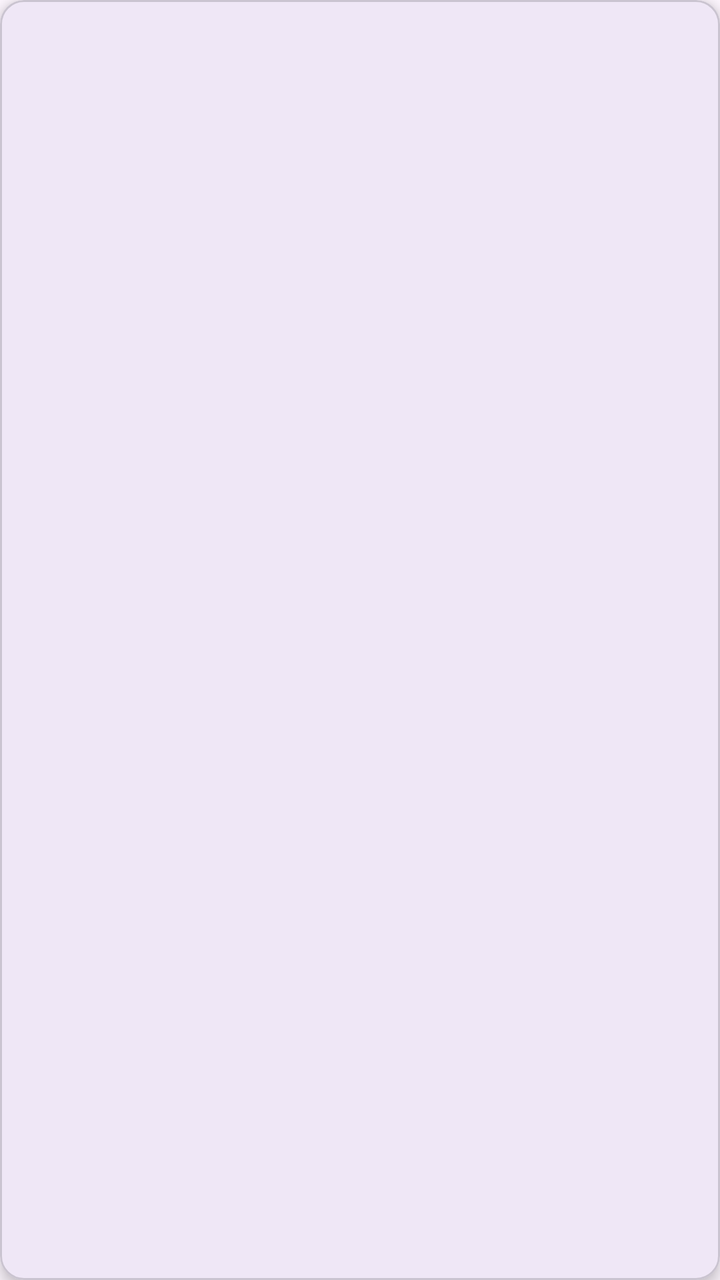
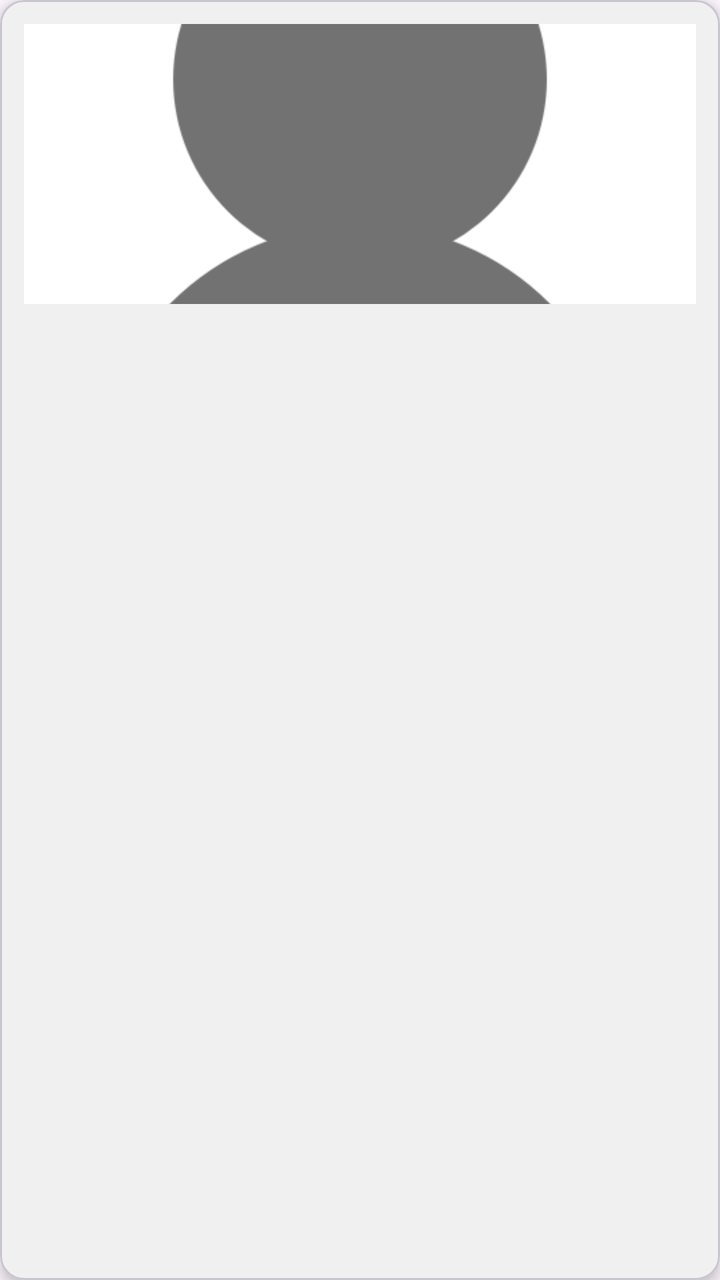

Screens rendered from an Android XML layout before and after an edit, with the pre-edit source and the edit as a unified diff.
<!-- AndroidManifest.xml: application theme Theme.GitScope -->
<!-- res/layout/item_favorite.xml -->
<?xml version="1.0" encoding="utf-8"?>
<com.google.android.material.card.MaterialCardView xmlns:android="http://schemas.android.com/apk/res/android"
    xmlns:app="http://schemas.android.com/apk/res-auto"
    android:layout_width="wrap_content"
    android:layout_height="wrap_content"
    android:layout_margin="8dp"
    app:cardCornerRadius="12dp"
    app:cardElevation="4dp">

    <LinearLayout
        android:layout_width="match_parent"
        android:layout_height="wrap_content"
        android:orientation="vertical"
        android:padding="12dp">

        <ImageView
            android:id="@+id/favoriteImage"
            android:layout_width="100dp"
            android:layout_height="120dp"
            android:scaleType="centerCrop" />

        <TextView
            android:id="@+id/favoriteUsername"
            android:layout_width="wrap_content"
            android:layout_height="wrap_content"
            android:textSize="18sp"
            android:textStyle="bold" />

        <TextView
            android:id="@+id/favoriteBio"
            android:layout_width="wrap_content"
            android:layout_height="wrap_content"
            android:layout_marginTop="4dp" />

    </LinearLayout>

</com.google.android.material.card.MaterialCardView>
<!-- resources referenced by this layout -->
<resources>
  <style name="Theme.GitScope" parent="Base.Theme.GitScope" />
  <style name="Base.Theme.GitScope" parent="Theme.Material3.DayNight.NoActionBar">
          
          
      </style>
</resources>

<!-- the commit's change to res/layout/item_favorite.xml (unified diff, before → after) -->
@@ -1,36 +1,40 @@
 <?xml version="1.0" encoding="utf-8"?>
 <com.google.android.material.card.MaterialCardView xmlns:android="http://schemas.android.com/apk/res/android"
     xmlns:app="http://schemas.android.com/apk/res-auto"
-    android:layout_width="wrap_content"
+    android:layout_width="150dp"
     android:layout_height="wrap_content"
     android:layout_margin="8dp"
+    android:backgroundTint="@color/light_grey"
     app:cardCornerRadius="12dp"
     app:cardElevation="4dp">
 
     <LinearLayout
         android:layout_width="match_parent"
-        android:layout_height="wrap_content"
+        android:layout_height="match_parent"
         android:orientation="vertical"
         android:padding="12dp">
 
         <ImageView
             android:id="@+id/favoriteImage"
-            android:layout_width="100dp"
-            android:layout_height="120dp"
-            android:scaleType="centerCrop" />
+            android:layout_width="match_parent"
+            android:layout_height="140dp"
+            android:scaleType="centerCrop"
+            android:src="@drawable/profileimg" />
 
         <TextView
             android:id="@+id/favoriteUsername"
             android:layout_width="wrap_content"
-            android:layout_height="wrap_content"
+            android:layout_height="match_parent"
+            android:textColor="@color/black"
             android:textSize="18sp"
             android:textStyle="bold" />
 
         <TextView
             android:id="@+id/favoriteBio"
             android:layout_width="wrap_content"
-            android:layout_height="wrap_content"
-            android:layout_marginTop="4dp" />
+            android:layout_height="match_parent"
+            android:layout_marginTop="4dp"
+            android:textColor="@color/dark_grey" />
 
     </LinearLayout>
 
<!-- resource entries referenced after the edit -->
@@ -1,5 +1,9 @@
 <!-- resources referenced by this layout -->
 <resources>
+  <color name="black">#FF000000</color>
+  <color name="dark_grey">#1E2128</color>
+  <color name="light_grey">#F0F0F0</color>
+  <!-- drawable profileimg: png bitmap (drawable, 8871 bytes) -->
   <style name="Theme.GitScope" parent="Base.Theme.GitScope" />
   <style name="Base.Theme.GitScope" parent="Theme.Material3.DayNight.NoActionBar">
           
